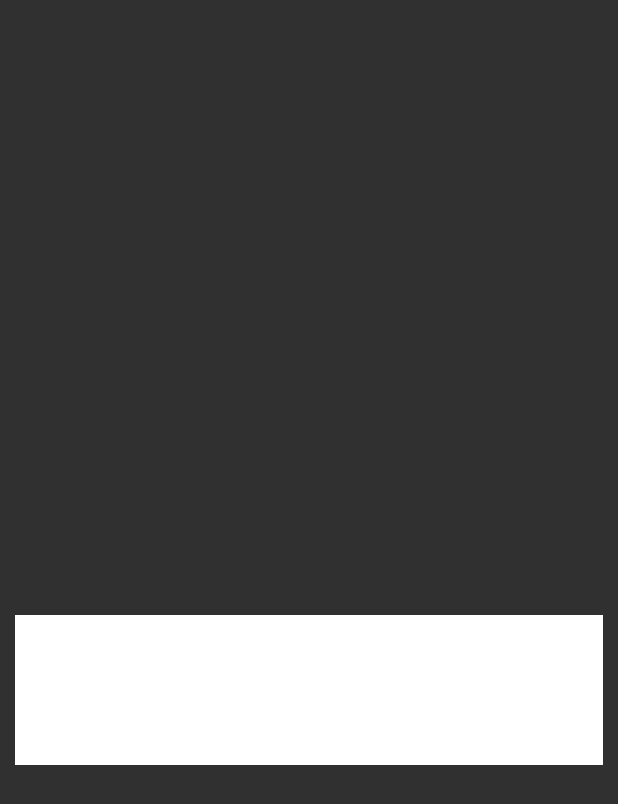
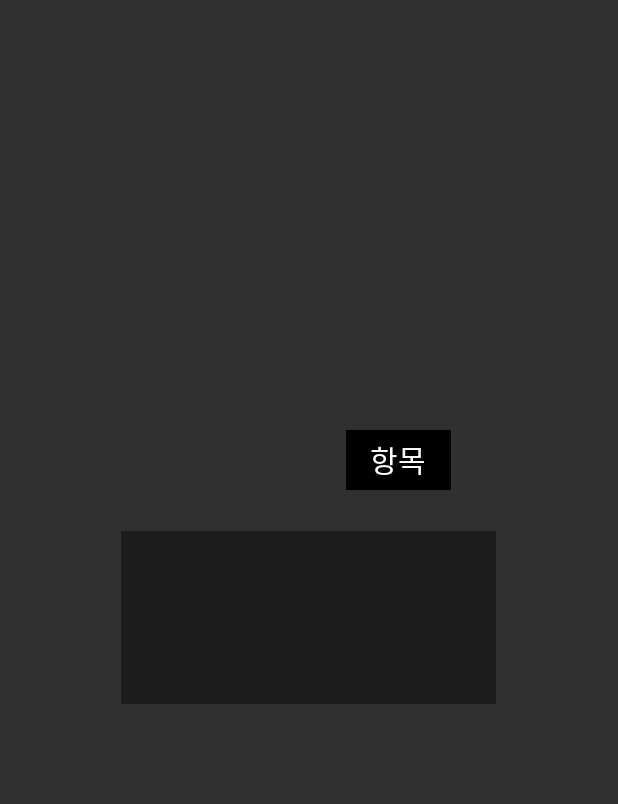
Before and after one commit to mxxxxxji/Nolmyeon, an Android app: the layout item_my_image.xml on its own in the app's theme, with its tools: preview values and no code run, on a phone screen of 412 x 824 dp. Shown: the top 804 px of the screen. Run offline under Robolectric (Android 15) with nearby library versions, the phone set to English and light mode, and no system bars.

Commit message:
스크랩 UI 수정 완료

```diff
--- a/app/build.gradle
+++ b/app/build.gradle
@@ -157,6 +157,6 @@ dependencies {
 
     implementation 'androidx.legacy:legacy-support-v4:1.0.0'
 
-
+    implementation 'com.github.chrisbanes:PhotoView:2.1.3'
 
 }
--- a/app/src/main/AndroidManifest.xml
+++ b/app/src/main/AndroidManifest.xml
@@ -22,7 +22,8 @@
         android:roundIcon="@mipmap/ic_launcher_round"
         android:supportsRtl="true"
         android:theme="@style/Theme.AppCompat.NoActionBar">
-        <activity android:name=".activity.MyScrapActivity"></activity>
+        <activity android:name=".activity.ImageViewerActivity2"></activity>
+        <activity android:name=".activity.MyScrapActivity" />
         <activity android:name=".activity.SettingActivity" />
         <activity android:name=".activity.MyPhotoActivity" />
         <activity android:name=".activity.MyMapActivity" />
@@ -44,8 +45,7 @@
             android:theme="@android:style/Theme.Dialog" />
         <activity android:name=".StampActivity" />
         <activity android:name=".activity.MainActivity" />
-        <activity android:name=".CategoryActivity" />
-         <!-- android:theme="@style/AppTheme.NoActionBar"> -->
+        <activity android:name=".CategoryActivity" /> <!-- android:theme="@style/AppTheme.NoActionBar"> -->
         <activity android:name=".activity.MainActivity2" />
         <activity android:name=".activity.LoginActivity">
             <intent-filter>
--- a/app/src/main/java/com/example/nolmyeon/activity/MyPhotoActivity.java
+++ b/app/src/main/java/com/example/nolmyeon/activity/MyPhotoActivity.java
@@ -38,7 +38,7 @@ public class MyPhotoActivity extends AppCompatActivity {
     RecyclerView mRecyclerView;
     RecyclerView.Adapter mAdapter;
     GridLayoutManager gridLayoutManager;
-    ArrayList<Photo> pathArrayList = new ArrayList<>();
+
     ArrayList<MyData> myDataset = new ArrayList<>();
     SwipeRefreshLayout swipeRefreshLayout;
     //뒤로가기
@@ -47,6 +47,7 @@ public class MyPhotoActivity extends AppCompatActivity {
     protected void onCreate(Bundle savedInstanceState) {
         super.onCreate(savedInstanceState);
         setContentView(R.layout.activity_my_photo);
+        Log.d("TAG_REFRESH", "갱신_____");
         getPhotoLog();
         swipeRefreshLayout = findViewById(R.id.refresh_layout);
 
@@ -107,6 +108,7 @@ public class MyPhotoActivity extends AppCompatActivity {
         GlobalApplication.setMyDataset(myDataset);
     }
     public void getPhotoLog(){
+        Log.d("TAG_REFRESH", "갱신");
         ArrayList<Photo> pathArrayList = new ArrayList<>();
         RetrofitClient retrofitClient = new RetrofitClient();
         Call<ArrayList<Photo>> call =  retrofitClient.service.getMyPhotoLog(GlobalApplication.getUser_number());
--- a/app/src/main/res/layout/item_my_image.xml
+++ b/app/src/main/res/layout/item_my_image.xml
@@ -2,26 +2,75 @@
 <RelativeLayout xmlns:android="http://schemas.android.com/apk/res/android"
     android:layout_width="wrap_content"
     android:layout_height="wrap_content"
-    android:layout_margin="10dp">
+    android:layout_gravity="center">
 
     <FrameLayout
-        android:layout_width="match_parent"
-        android:layout_height="500dp"
+        android:layout_width="250dp"
+        android:layout_height="250dp"
+        android:layout_margin="10dp"
         android:background="@android:color/transparent">
         <ImageView
             android:id="@+id/image"
             android:layout_width="match_parent"
-            android:layout_height="400dp" />
+            android:layout_height="250dp"
+            android:scaleType="fitXY"/>
+        <LinearLayout
+            android:layout_width="match_parent"
+            android:layout_height="wrap_content"
+            android:background="#66000000"
+            android:layout_gravity="center"
+            android:orientation="vertical">
+
+            <TextView
+                android:id="@+id/textview"
+                android:layout_width="wrap_content"
+                android:layout_height="wrap_content"
+                android:fontFamily="@font/medium"
+                android:gravity="center"
+                android:layout_gravity="center"
+                android:textColor="@color/white"
+                android:textStyle="bold"
+                android:textSize="30dp"
+                android:background="@android:color/transparent"/>
+            <TextView
+                android:id="@+id/date"
+                android:layout_width="wrap_content"
+                android:layout_height="wrap_content"
+                android:fontFamily="@font/medium"
+                android:gravity="center"
+                android:layout_gravity="center"
+                android:padding="10dp"
+                android:textColor="@color/white"
+                android:textStyle="bold"
+                android:textSize="20dp"
+                android:background="@android:color/transparent"/>
+            <TextView
+                android:id="@+id/name"
+                android:layout_width="wrap_content"
+                android:layout_height="wrap_content"
+                android:fontFamily="@font/medium"
+                android:gravity="center"
+                android:layout_gravity="center"
+
+                android:textColor="@color/white"
+                android:textStyle="bold"
+                android:textSize="20dp"
+                android:background="@android:color/transparent"/>
+        </LinearLayout>
+
         <TextView
-            android:id="@+id/textview"
-            android:layout_width="match_parent"
-            android:layout_height="100dp"
-            android:background="@color/white"
-            android:fontFamily="@font/medium"
-            android:layout_gravity="bottom"
+            android:id="@+id/category_photo"
+            android:layout_width="70dp"
+            android:layout_height="40dp"
+            android:background="@color/black"
+            android:layout_marginLeft="150dp"
+            android:drawable="@drawable/round"
             android:gravity="center"
-            android:padding="10dp"
-            android:textColor="@color/black"
-            android:textSize="40dp" />
+            android:text="항목"
+            android:textColor="@color/white"
+            android:textSize="20dp"
+            android:fontFamily="@font/medium">
+        </TextView>
     </FrameLayout>
+
 </RelativeLayout>
```
Also changed, not shown: app/src/main/java/com/example/nolmyeon/GlobalApplication.java (+9 -0 lines), app/src/main/java/com/example/nolmyeon/activity/ImageViewerActivity2.java (added, +59 -0 lines), app/src/main/java/com/example/nolmyeon/activity/MainActivity.java (+27 -14 lines), app/src/main/java/com/example/nolmyeon/activity/PhotoActivity.java (+7 -1 lines), app/src/main/java/com/example/nolmyeon/activity/ShareActivity.java (+17 -9 lines), app/src/main/java/com/example/nolmyeon/adapter/MyImageAdapter.java (+21 -0 lines), app/src/main/java/com/example/nolmyeon/adapter/ShareImageAdapter.java (+23 -23 lines), app/src/main/res/layout/activity_image_viewer2.xml (added, +31 -0 lines), app/src/main/res/drawable/close.png (added).
